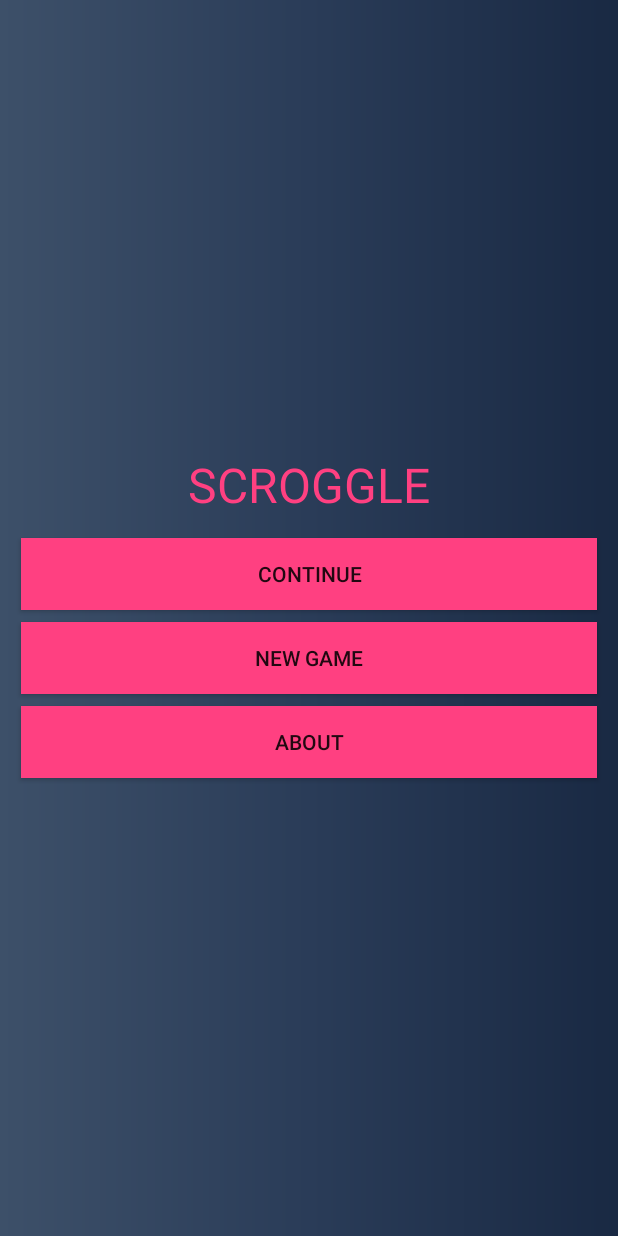
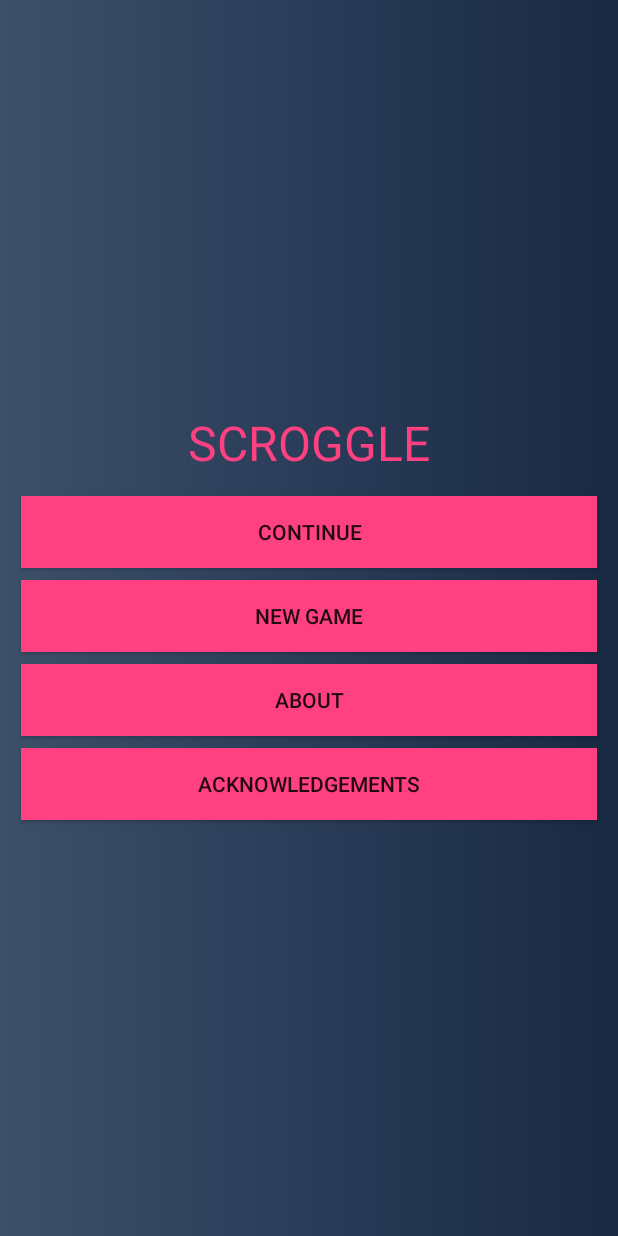
Before and after one commit to aksh4y/CS5520_MAD, an Android app: the screen it shows after launch (ScroggleActivity), after a tap on "WORD GAME", on a phone screen of 412 x 824 dp. Run offline under Robolectric (Android 15) with nearby library versions, the phone set to English and light mode, and no system bars.

```diff
--- a/app/src/main/res/layout/fragment_main.xml
+++ b/app/src/main/res/layout/fragment_main.xml
@@ -54,4 +54,14 @@
         android:padding="@dimen/menu_button_padding"
         android:text="@string/about_label"
         android:background="@color/colorAccent"/>
+
+    <Button
+        android:id="@+id/ack_button"
+        android:layout_width="match_parent"
+        android:layout_height="wrap_content"
+        android:layout_gravity="center"
+        android:layout_margin="@dimen/menu_button_margin"
+        android:padding="@dimen/menu_button_padding"
+        android:text="@string/ack_btn_label"
+        android:background="@color/colorAccent"/>
 </LinearLayout>
```
Also changed, not shown: app/src/main/java/akshaysadarangani/madcourse/neu/edu/numad18s_akshaysadarangani/GameActivity.java (+23 -2 lines), app/src/main/java/akshaysadarangani/madcourse/neu/edu/numad18s_akshaysadarangani/GameFragment.java (+24 -8 lines).
